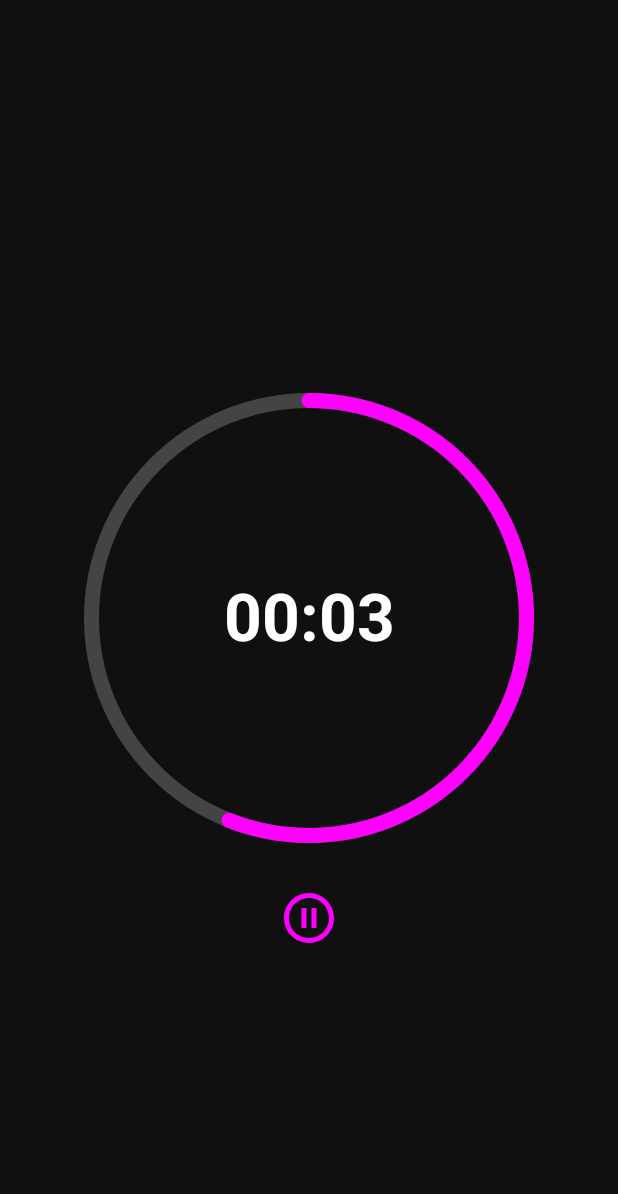
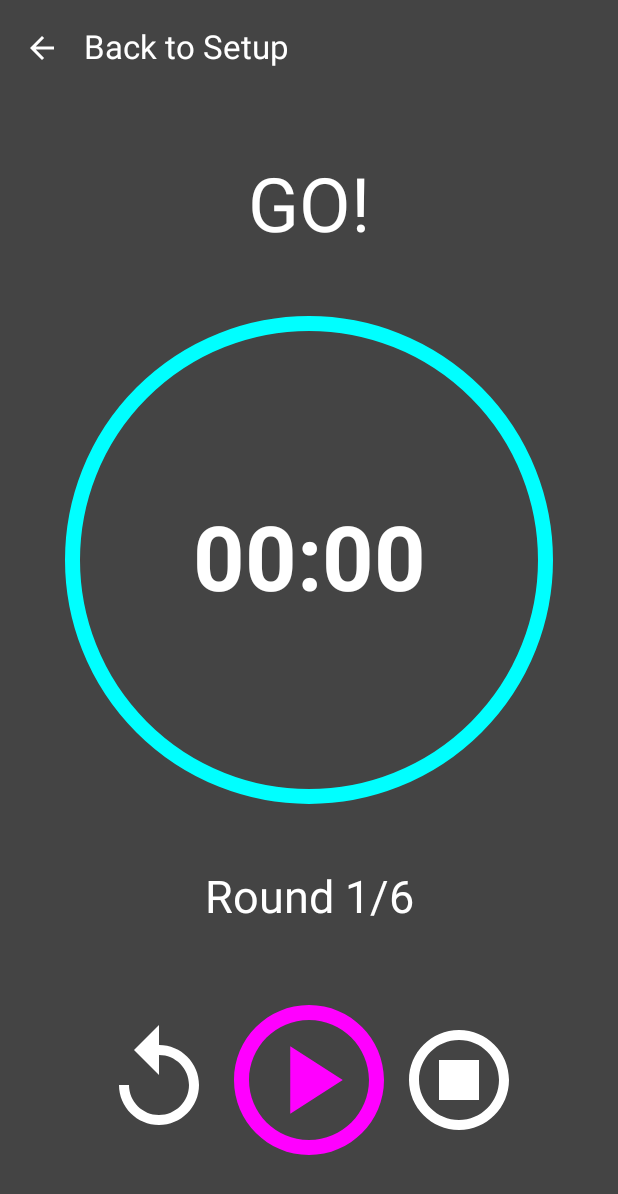
Before and after one commit to mlzzi/HiitTimerApp, an Android app built with Jetpack Compose: the TimerScreen screen opened through its navigation route, on a phone screen of 412 x 824 dp. Shown: the top 1194 px of the screen. Run offline under Robolectric (Android 15) with nearby library versions, the phone set to English and light mode, and no system bars.

Commit message:
add second version with redesigned architecture

```diff
--- a/app/src/main/java/com/example/hiit_timer_app/ui/Animation.kt
+++ b/app/src/main/java/com/example/hiit_timer_app/ui/Animation.kt
@@ -1 +1,37 @@
 package com.example.hiit_timer_app.ui
+
+import androidx.compose.foundation.layout.Box
+import androidx.compose.foundation.layout.size
+import androidx.compose.material3.CircularProgressIndicator
+import androidx.compose.material3.Text
+import androidx.compose.runtime.Composable
+import androidx.compose.ui.Alignment
+import androidx.compose.ui.Modifier
+import androidx.compose.ui.graphics.Color
+import androidx.compose.ui.graphics.StrokeCap
+import androidx.compose.ui.text.font.FontWeight
+import androidx.compose.ui.unit.dp
+import androidx.compose.ui.unit.sp
+
+@Composable
+fun Animation() {
+    Box(
+        contentAlignment = Alignment.Center
+    ) {
+        CircularProgressIndicator(
+            progress = 1f,
+            modifier = Modifier.size(size = 325.dp),
+            color = Color.Cyan,
+            strokeWidth = 10.dp,
+            strokeCap = StrokeCap.Round,
+        )
+        // Render the formatted time based on the active or rest timer
+        Text(
+            text = "00:00",
+            fontSize = 60.sp,
+            fontWeight = FontWeight.Bold,
+            color = Color.White,
+
+            )
+    }
+}
--- a/app/src/main/java/com/example/hiit_timer_app/ui/SetupConfiguration.kt
+++ b/app/src/main/java/com/example/hiit_timer_app/ui/SetupConfiguration.kt
@@ -3,7 +3,9 @@ package com.example.hiit_timer_app.ui
 import androidx.compose.foundation.layout.Arrangement
 import androidx.compose.foundation.layout.Column
 import androidx.compose.foundation.layout.Row
+import androidx.compose.foundation.layout.Spacer
 import androidx.compose.foundation.layout.fillMaxWidth
+import androidx.compose.foundation.layout.height
 import androidx.compose.material3.Switch
 import androidx.compose.material3.Text
 import androidx.compose.material3.TextButton
@@ -14,8 +16,11 @@ import androidx.compose.runtime.remember
 import androidx.compose.runtime.setValue
 import androidx.compose.ui.Alignment
 import androidx.compose.ui.Modifier
+import androidx.compose.ui.graphics.Color
 import androidx.compose.ui.semantics.contentDescription
 import androidx.compose.ui.semantics.semantics
+import androidx.compose.ui.tooling.preview.Preview
+import androidx.compose.ui.unit.dp
 import androidx.compose.ui.unit.sp
 import com.example.hiit_timer_app.util.TimerUtil
 
@@ -75,7 +80,8 @@ fun SetTime(
         Text(
             text = text,
             modifier = Modifier.align(Alignment.CenterVertically),
-            fontSize = 24.sp
+            fontSize = 24.sp,
+            color = Color.White
         )
         TextButton(onClick = { showDialogPicker = true }) {
             Text(
@@ -93,6 +99,7 @@ fun SetTime(
             )
         }
     }
+    Spacer(modifier = modifier.height(12.dp))
 }
 
 @Composable
@@ -109,7 +116,8 @@ fun SetSwitch(
         Text(
             text = text,
             modifier = Modifier.align(Alignment.CenterVertically),
-            fontSize = 24.sp
+            fontSize = 24.sp,
+            color = Color.White
         )
         Switch(
             modifier = Modifier
@@ -121,4 +129,11 @@ fun SetSwitch(
             }
         )
     }
+    Spacer(modifier = modifier.height(12.dp))
 }
+
+@Preview
+@Composable
+fun TimerConfigurationPreview() {
+
+}
--- a/app/src/main/java/com/example/hiit_timer_app/ui/TimerApp.kt
+++ b/app/src/main/java/com/example/hiit_timer_app/ui/TimerApp.kt
@@ -8,32 +8,24 @@ import androidx.compose.foundation.layout.fillMaxWidth
 import androidx.compose.foundation.layout.navigationBarsPadding
 import androidx.compose.foundation.layout.padding
 import androidx.compose.foundation.layout.statusBarsPadding
-import androidx.compose.material3.AlertDialog
 import androidx.compose.material3.Button
 import androidx.compose.material3.ExperimentalMaterial3Api
 import androidx.compose.material3.Scaffold
-import androidx.compose.material3.Switch
+import androidx.compose.material3.Surface
 import androidx.compose.material3.Text
-import androidx.compose.material3.TextButton
 import androidx.compose.material3.TopAppBar
 import androidx.compose.material3.TopAppBarDefaults.topAppBarColors
 import androidx.compose.runtime.Composable
-import androidx.compose.runtime.LaunchedEffect
 import androidx.compose.runtime.collectAsState
 import androidx.compose.runtime.getValue
-import androidx.compose.runtime.mutableLongStateOf
-import androidx.compose.runtime.mutableStateOf
-import androidx.compose.runtime.remember
-import androidx.compose.runtime.setValue
-import androidx.compose.ui.Alignment
 import androidx.compose.ui.Modifier
+import androidx.compose.ui.graphics.Color
+import androidx.compose.ui.graphics.Color.Companion.DarkGray
+import androidx.compose.ui.graphics.Color.Companion.Gray
 import androidx.compose.ui.graphics.Color.Companion.Yellow
-import androidx.compose.ui.semantics.contentDescription
-import androidx.compose.ui.semantics.semantics
-import androidx.compose.ui.text.style.TextAlign
+import androidx.compose.ui.tooling.preview.Preview
 import androidx.compose.ui.unit.dp
 import androidx.compose.ui.unit.sp
-import androidx.compose.ui.window.Dialog
 import androidx.lifecycle.viewmodel.compose.viewModel
 import androidx.navigation.compose.NavHost
 import androidx.navigation.compose.composable
@@ -56,20 +48,11 @@ fun TimerApp(modifier: Modifier = Modifier) {
             )
         }
         composable("timer screen") {
-            TimerScreen(timerUiState, viewModel)
+            TimerScreen(
+                onBackPressed = { navController.navigate("home") }
+                /*timerUiState, viewModel*/
+            )
         }
-    }
-}
-
-@Composable
-fun HomeScreenHeader(
-    modifier: Modifier = Modifier
-) {
-    Row(
-        modifier = modifier
-            .fillMaxWidth()
-    ) {
-        Text(text = "Hi!")
     }
 }
 
@@ -84,9 +67,12 @@ fun TimerHomeScreen(
     Scaffold(
         topBar = {
             TopAppBar(
-                title = { HomeScreenHeader() },
+                title = { Text(
+                    text = "HIIT App",
+                    color = Color.White
+                )},
                 colors = topAppBarColors(
-                containerColor = Yellow
+                    containerColor = Gray
                 )
             )
         },
@@ -95,13 +81,17 @@ fun TimerHomeScreen(
             .statusBarsPadding()
             .navigationBarsPadding()
     ) { contentPadding ->
+        Surface(
+            color = DarkGray
+        ) {
             Column(
                 modifier = Modifier
                     .padding(contentPadding)
                     .padding(8.dp)
                     .fillMaxSize(),
-            verticalArrangement = Arrangement.SpaceBetween
+                verticalArrangement = Arrangement.SpaceBetween,
             ) {
+                TimeWorkout()
                 TimerConfiguration(
                     timerUiState = timerUiState,
                     viewModel = viewModel
@@ -119,5 +109,27 @@ fun TimerHomeScreen(
                 }
             }
         }
+    }
+}
 
+@Composable
+fun TimeWorkout() {
+    Column() {
+        Text(
+            text = "WORKOUT LENGTH",
+            color = Color.White,
+            fontSize = 30.sp
+        )
+        Text(
+            text = "12 Minutes",
+            color = Color.White,
+            fontSize = 24.sp
+        )
     }
+}
+
+@Preview
+@Composable
+fun TimerAppPreview(modifier: Modifier = Modifier) {
+    TimerApp()
+}
--- a/app/src/main/java/com/example/hiit_timer_app/ui/TimerScreen.kt
+++ b/app/src/main/java/com/example/hiit_timer_app/ui/TimerScreen.kt
@@ -1,213 +1,157 @@
 package com.example.hiit_timer_app.ui
 
-import androidx.compose.animation.AnimatedContent
-import androidx.compose.animation.core.LinearEasing
-import androidx.compose.animation.core.animateFloatAsState
-import androidx.compose.animation.core.tween
-import androidx.compose.foundation.layout.Box
+import androidx.activity.compose.BackHandler
+import androidx.compose.foundation.layout.Arrangement
 import androidx.compose.foundation.layout.Column
-import androidx.compose.foundation.layout.Spacer
+import androidx.compose.foundation.layout.Row
 import androidx.compose.foundation.layout.fillMaxSize
-import androidx.compose.foundation.layout.height
+import androidx.compose.foundation.layout.fillMaxWidth
+import androidx.compose.foundation.layout.navigationBarsPadding
 import androidx.compose.foundation.layout.padding
 import androidx.compose.foundation.layout.size
+import androidx.compose.foundation.layout.statusBarsPadding
 import androidx.compose.material.icons.Icons
-import androidx.compose.material.icons.outlined.PauseCircle
+import androidx.compose.material.icons.filled.ArrowBack
 import androidx.compose.material.icons.outlined.PlayCircle
-import androidx.compose.material3.CircularProgressIndicator
+import androidx.compose.material.icons.outlined.Replay
+import androidx.compose.material.icons.outlined.StopCircle
+import androidx.compose.material3.ExperimentalMaterial3Api
 import androidx.compose.material3.Icon
 import androidx.compose.material3.IconButton
+import androidx.compose.material3.Scaffold
 import androidx.compose.material3.Surface
 import androidx.compose.material3.Text
+import androidx.compose.material3.TopAppBar
+import androidx.compose.material3.TopAppBarDefaults
 import androidx.compose.runtime.Composable
-import androidx.compose.runtime.LaunchedEffect
-import androidx.compose.runtime.getValue
-import androidx.compose.runtime.mutableFloatStateOf
-import androidx.compose.runtime.mutableIntStateOf
-import androidx.compose.runtime.mutableLongStateOf
-import androidx.compose.runtime.mutableStateOf
-import androidx.compose.runtime.remember
-import androidx.compose.runtime.setValue
 import androidx.compose.ui.Alignment
 import androidx.compose.ui.Modifier
 import androidx.compose.ui.graphics.Color
-import androidx.compose.ui.graphics.StrokeCap
-import androidx.compose.ui.text.font.FontWeight
+import androidx.compose.ui.text.style.TextOverflow
+import androidx.compose.ui.tooling.preview.Preview
 import androidx.compose.ui.unit.dp
 import androidx.compose.ui.unit.sp
-import com.example.hiit_timer_app.util.TimerUtil
-import kotlinx.coroutines.delay
 
 // Composable that renders TimerScreen
+@OptIn(ExperimentalMaterial3Api::class)
 @Composable
 fun TimerScreen(
-    timerUiState: TimerUiState,
-    viewModel: TimerViewModel
+    modifier: Modifier = Modifier,
+    onBackPressed: () -> Unit
 ) {
-    Surface(
-        color = Color(0xFF101010),
+    Scaffold(
+        topBar = {
+            TopAppBar(
+                title = {
+                    Text(
+                        "Back to Setup",
+                        maxLines = 1,
+                        overflow = TextOverflow.Ellipsis,
+                        color = Color.White
+                    )
+                },
+                colors = TopAppBarDefaults.topAppBarColors(
+                    containerColor = Color.DarkGray
+                ),
+                navigationIcon = {
+                    IconButton(onClick = { onBackPressed() }) {
+                        Icon(
+                            imageVector = Icons.Filled.ArrowBack,
+                            contentDescription = "Back",
+                            tint = Color.White
+                        )
+                    }
+                }
+            )
+
+        },
         modifier = Modifier
             .fillMaxSize()
-            .fillMaxSize()
-    ) {
-        // keep track of the countdown state
-        var countdown by remember { mutableStateOf(timerUiState.countdown) }
-        //keep track of the timer running state
-        var isTimerRunning by remember { mutableStateOf(!countdown) }
+            .statusBarsPadding()
+            .navigationBarsPadding()
+    ) { innerPadding ->
+        Surface(
+            modifier = modifier
+                .fillMaxSize()
+                .padding(innerPadding), color = Color.DarkGray
+        ) {
+            BackHandler() {
+                onBackPressed()
+            }
+            Column(
+                modifier = modifier
+                    .fillMaxWidth()
+                    .padding(horizontal = 16.dp),
+                horizontalAlignment = Alignment.CenterHorizontally,
+                verticalArrangement = Arrangement.SpaceEvenly,
+            ) {
+                StateText()
 
-        Box(
-            contentAlignment = Alignment.Center
-        ) {
-            // Render the active timer animation
-            SpinAnimation(
-                totalTime = timerUiState.timeActive,
-                onTimerChange = { time -> viewModel.updateTimeActive(time) },
-                color = Color.Magenta,
-                modifier = Modifier.size(200.dp),
-                isTimerRunning = isTimerRunning,
-                setTimerRunning = { isTimerRunning = it }
-            )
+                Animation()
 
-            // Render the rest timer animation if the active timer is finished
-            if (timerUiState.timeActive == 0L) {
-                SpinAnimation(
-                    totalTime = timerUiState.timeRest,
-                    onTimerChange = { time -> viewModel.updateTimeRest(time) },
-                    color = Color.Cyan,
-                    modifier = Modifier.size(200.dp),
-                    isTimerRunning = isTimerRunning,
-                    setTimerRunning = { isTimerRunning = it }
-                )
-            }
-            // Render countdown if is on, or the timer text if countdown is off
-            if (countdown) {
-                AnimationCountDown(
-                    onCountDown = { countdown = it },
-                    onTimerRunningChange = { isTimerRunning = it }
-                )
-            } else {
-                // Render the formatted time based on the active or rest timer
-                Text(
-                    text = if (timerUiState.timeActive > 0L) {
-                        TimerUtil.formatTime(timerUiState.timeActive)
-                    } else {
-                        TimerUtil.formatTime(timerUiState.timeRest)
-                    },
-                    fontSize = 44.sp,
-                    fontWeight = FontWeight.Bold,
-                    color = Color.White
-                )
+                RoundCounter()
+
+                Buttons()
             }
         }
     }
 }
 
-// Animation for when the Countdown is On
 @Composable
-fun AnimationCountDown(
-    onCountDown: (Boolean) -> Unit,
-    onTimerRunningChange: (Boolean) -> Unit
-) {
-    Column() {
-        // Count down that goes from 3 to 1
-        var count by remember { mutableIntStateOf(3) }
+fun StateText() {
+    Row(
+        verticalAlignment = Alignment.CenterVertically
+    ) {
+        Text(text = "GO!", fontSize = 50.sp, color = Color.White)
+    }
+}
 
-        LaunchedEffect(key1 = count) {
-            if (count > 0) {
-                delay(1000)
-                count--
-            } else if (count == 0) {
-                // Starts the timer animation after countdown
-                onTimerRunningChange(true)
-                onCountDown(false)
-            }
+@Composable
+fun RoundCounter() {
+    Row(
+        verticalAlignment = Alignment.CenterVertically
+    ) {
+        Text(text = "Round 1/6", color = Color.White, fontSize = 30.sp)
+    }
+}
+
+@Composable
+fun Buttons() {
+    Row(
+        verticalAlignment = Alignment.CenterVertically
+    ) {
+        IconButton(onClick = { /*TODO*/ }, modifier = Modifier.size(80.dp)) {
+            Icon(
+                imageVector = Icons.Outlined.Replay,
+                contentDescription = "",
+                tint = Color.White,
+                modifier = Modifier.fillMaxSize(1f)
+            )
         }
-        AnimatedContent(targetState = count) { targetCount ->
-            if (count > 0) {
-                // Displays the countdown value
-                Text(
-                    text = "$targetCount",
-                    fontSize = 96.sp,
-                    color = Color.White
-                )
-            }
+        IconButton(onClick = { /*TODO*/ }, modifier = Modifier.size(120.dp)) {
+            Icon(
+                imageVector = Icons.Outlined.PlayCircle,
+                contentDescription = "",
+                tint = Color.Magenta,
+                modifier = Modifier.fillMaxSize(1f)
+            )
+        }
+        IconButton(onClick = { /*TODO*/ }, modifier = Modifier.size(80.dp)) {
+            Icon(
+                imageVector = Icons.Outlined.StopCircle,
+                contentDescription = "",
+                tint = Color.White,
+                modifier = Modifier.fillMaxSize(1f)
+            )
         }
     }
 }
 
-// Function responsible for the timer and spin animation
+@Preview
 @Composable
-fun SpinAnimation(
-    onTimerChange: (Long) -> Unit,
-    setTimerRunning: (Boolean) -> Unit,
-    isTimerRunning: Boolean,
-    totalTime: Long,
-    color: Color,
-    modifier: Modifier = Modifier
-) {
-    val initialValue by remember { mutableLongStateOf(totalTime) }
-    var currentTime by remember { mutableLongStateOf(totalTime) }
-    var progress by remember { mutableFloatStateOf(1f) }
+fun TimerScreenPreview() {
+//    val timerUiState = TimerUiState() // Initialize your TimerUiState object here
+//    val viewModel = TimerViewModel() // Initialize your TimerViewModel object here
 
-    val progressAnimate by animateFloatAsState(
-        targetValue = progress,
-        animationSpec = tween(
-            durationMillis = currentTime.toInt() * 1000,//animation duration
-            easing = LinearEasing
-        )
-    )
-    // Circular animation of the timer
-    CircularProgressIndicator(
-        progress = 1f,
-        modifier = Modifier.size(size = 300.dp),
-        color = Color.DarkGray,
-        strokeWidth = 10.dp,
-        strokeCap = StrokeCap.Round,
-    )
-    // Grey background of the indicator
-    CircularProgressIndicator(
-        progress = progressAnimate,
-        modifier = Modifier.size(size = 300.dp),
-        color = color,
-        strokeWidth = 10.dp,
-        strokeCap = StrokeCap.Round,
-    )
-
-    LaunchedEffect(isTimerRunning) {
-        if (isTimerRunning) {
-            progress = 0f
-            while (currentTime > 0) {
-                delay(1000)
-                currentTime--
-                onTimerChange(currentTime)
-            }
-        }
-    }
-
-    // add space between indicator and button
-    Spacer(modifier = Modifier.height(height = 16.dp))
-
-    // Button that stops and play the timer and the spin animation
-    IconButton(
-        onClick = {
-            setTimerRunning(!isTimerRunning)
-            progress = totalTime / initialValue.toFloat()
-        },
-        modifier = Modifier.padding(top = 400.dp),
-    ) {
-        Icon(
-            imageVector = if (isTimerRunning) {
-                Icons.Outlined.PauseCircle
-            } else {
-                Icons.Outlined.PlayCircle
-            },
-            contentDescription = "",
-            tint = if (isTimerRunning) {
-                Color.Magenta
-            } else {
-                Color.White
-            },
-            modifier = modifier.size(50.dp)
-        )
-    }
+    TimerScreen(onBackPressed = {}, modifier = Modifier)
 }
```
Lines whose indentation alone changed are shown as unchanged.
